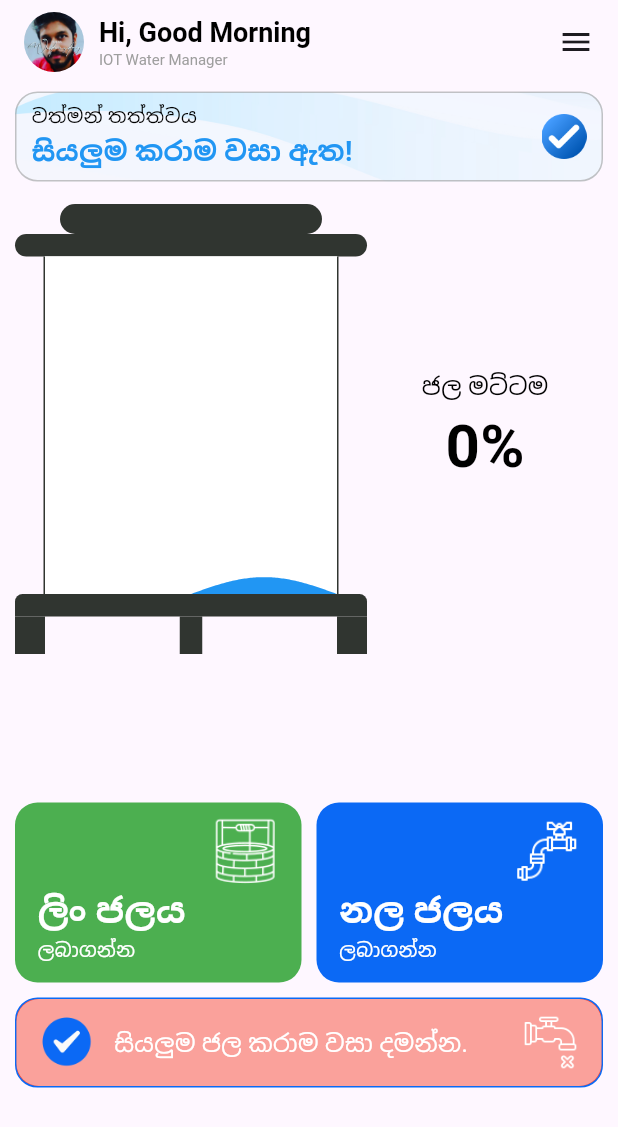
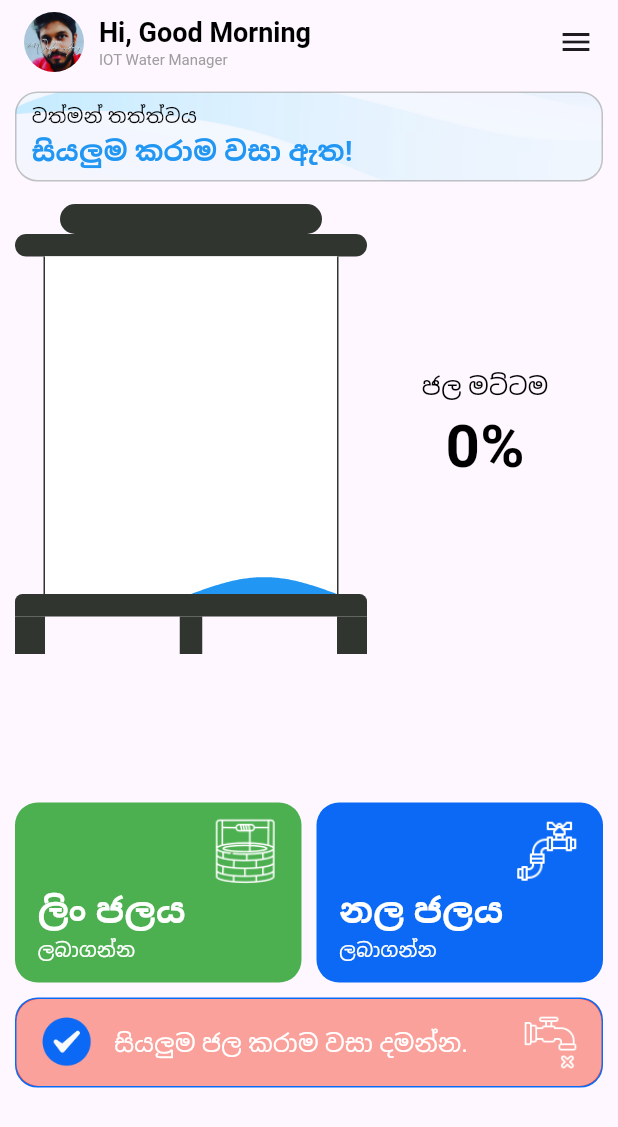
Before and after one commit to IT21175466/water-control-IOT, a Flutter app: the HomeScreen screen opened directly, on a phone screen of 412 x 824 dp. Shown: the top 1127 px of the screen. Run offline on Flutter 3.47's test engine with Material 3 defaults, Android fonts, the light colour scheme and no system bars; our stand-ins replace bloc, firebase_auth, firebase_core, firebase_database, flutter_bloc, liquid_progress_indicator_v2; accounts and stored records are empty; network calls fail; Roboto replaces fonts that are missing (Poppins).

Commit message:
Update home_screen.dart

```diff
--- a/lib/home_screen.dart
+++ b/lib/home_screen.dart
@@ -193,11 +193,11 @@ class _HomeScreenState extends State<HomeScreen> {
                             ),
                           ],
                         ),
-                        Spacer(),
-                        Image.asset(
-                          'assets/icons/check_mark.png',
-                          height: 30,
-                        ),
+                        // Spacer(),
+                        // Image.asset(
+                        //   'assets/icons/check_mark.png',
+                        //   height: 30,
+                        // ),
                       ],
                     ),
                   ),
@@ -381,7 +381,7 @@ class _HomeScreenState extends State<HomeScreen> {
                                     padding: EdgeInsets.symmetric(
                                         horizontal: 15, vertical: 10),
                                     decoration: BoxDecoration(
-                                      color: Colors.white.withOpacity(0.7),
+                                      color: Colors.white.withOpacity(0.6),
                                       borderRadius: BorderRadius.circular(15),
                                       border: Border.all(
                                         color: wellWater == 1
```
